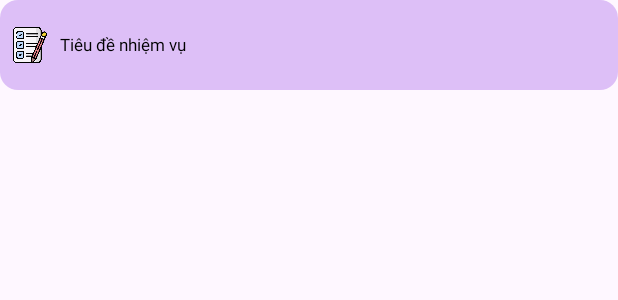
After one commit to HoangAnhGit/ToDoList, an Android app: the layout item_task_widget.xml on its own in the app's theme, with its tools: preview values and no code run, on a phone screen of 412 x 824 dp. The commit adds this screen. Shown: the top 300 px of the screen. Run offline under Robolectric (Android 15) with nearby library versions, the phone set to English and light mode, and no system bars.

Commit message:
Thêm giao diện widget chưa tự động cập nhật nhiệm vụ

```diff
--- /dev/null
+++ b/app/src/main/res/drawable/bg_widget_item.xml
@@ -0,0 +1,5 @@
+<shape xmlns:android="http://schemas.android.com/apk/res/android"
+    android:shape="rectangle">
+    <solid android:color="@color/purple"/>
+    <corners android:radius="12dp"/>
+</shape>
--- /dev/null
+++ b/app/src/main/res/layout/item_task_widget.xml
@@ -0,0 +1,49 @@
+<?xml version="1.0" encoding="utf-8"?>
+<LinearLayout xmlns:android="http://schemas.android.com/apk/res/android"
+    android:id="@+id/layout_task_widget"
+    android:layout_width="match_parent"
+    android:layout_height="60dp"
+    android:orientation="horizontal"
+    android:padding="8dp"
+    android:gravity="center_vertical"
+    android:background="@drawable/bg_widget_item">
+
+    <ImageView
+        android:id="@+id/iconTask"
+        android:layout_width="24dp"
+        android:layout_height="24dp"
+        android:src="@drawable/write"
+        android:layout_marginEnd="8dp"
+        android:contentDescription="@string/txtImg" />
+
+    <TextView
+        android:id="@+id/txtTitle"
+        android:layout_width="0dp"
+        android:layout_height="wrap_content"
+        android:layout_weight="1"
+        android:text="Tiêu đề nhiệm vụ"
+        android:textColor="@android:color/black"
+        android:textSize="11sp"
+        android:maxLines="2"
+        android:ellipsize="end" />
+
+    <ImageView
+        android:id="@+id/iconNotComplete"
+        android:layout_width="20dp"
+        android:layout_height="20dp"
+        android:layout_marginStart="6dp"
+        android:layout_marginEnd="4dp"
+        android:src="@mipmap/not_complete"
+        android:visibility="gone"
+        android:contentDescription="@string/txtImg" />
+
+    <ImageView
+        android:id="@+id/iconComplete"
+        android:layout_width="20dp"
+        android:layout_height="20dp"
+        android:layout_marginStart="6dp"
+        android:layout_marginEnd="4dp"
+        android:src="@mipmap/complete"
+        android:visibility="gone"
+        android:contentDescription="@string/txtImg" />
+</LinearLayout>
```
Also changed, not shown: app/src/main/AndroidManifest.xml (+13 -4 lines), app/src/main/java/com/example/todolist/Widget/TaskRemoteViewsFactory.java (added, +85 -0 lines), app/src/main/java/com/example/todolist/Widget/TaskWidgetService.java (added, +11 -0 lines), app/src/main/java/com/example/todolist/Widget/WidgetBroadcastHelper.java (added, +17 -0 lines), app/src/main/java/com/example/todolist/Widget/WidgetTask.java (added, +37 -0 lines), app/src/main/res/layout/widget_empty.xml (added, +27 -0 lines), app/src/main/res/layout/widget_task.xml (added, +25 -0 lines), app/src/main/res/values/themes.xml (+15 -0 lines), app/src/main/res/xml/widget_task_info.xml (added, +14 -0 lines), app/src/main/res/values/strings.xml (line endings or trailing spaces).
